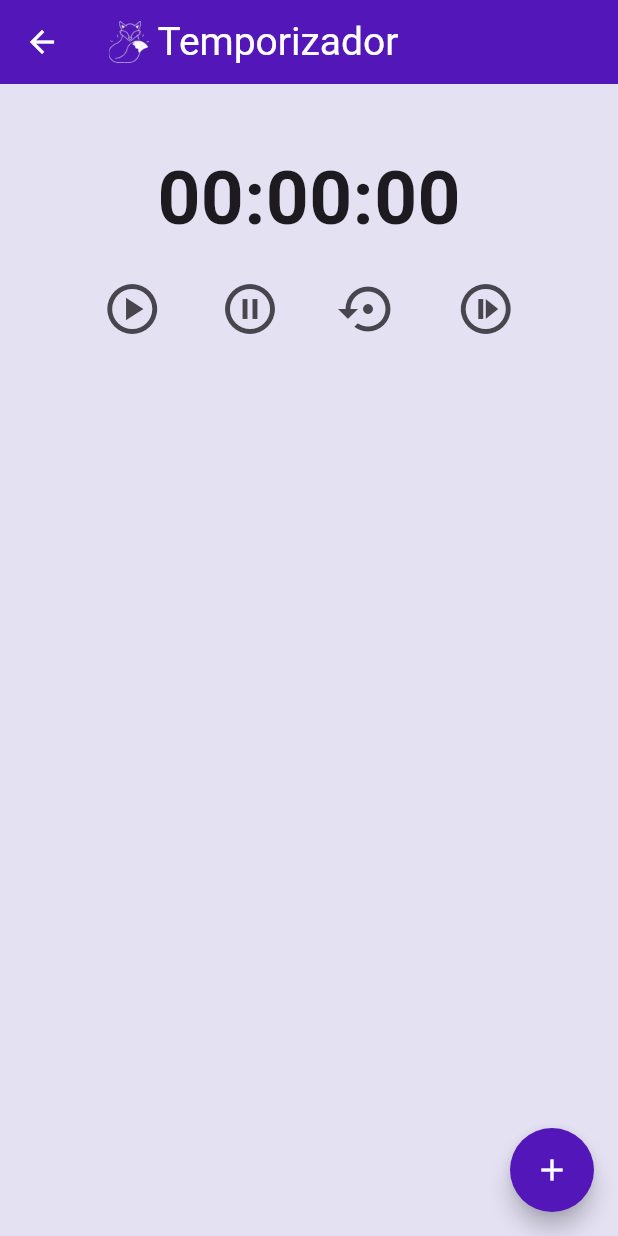
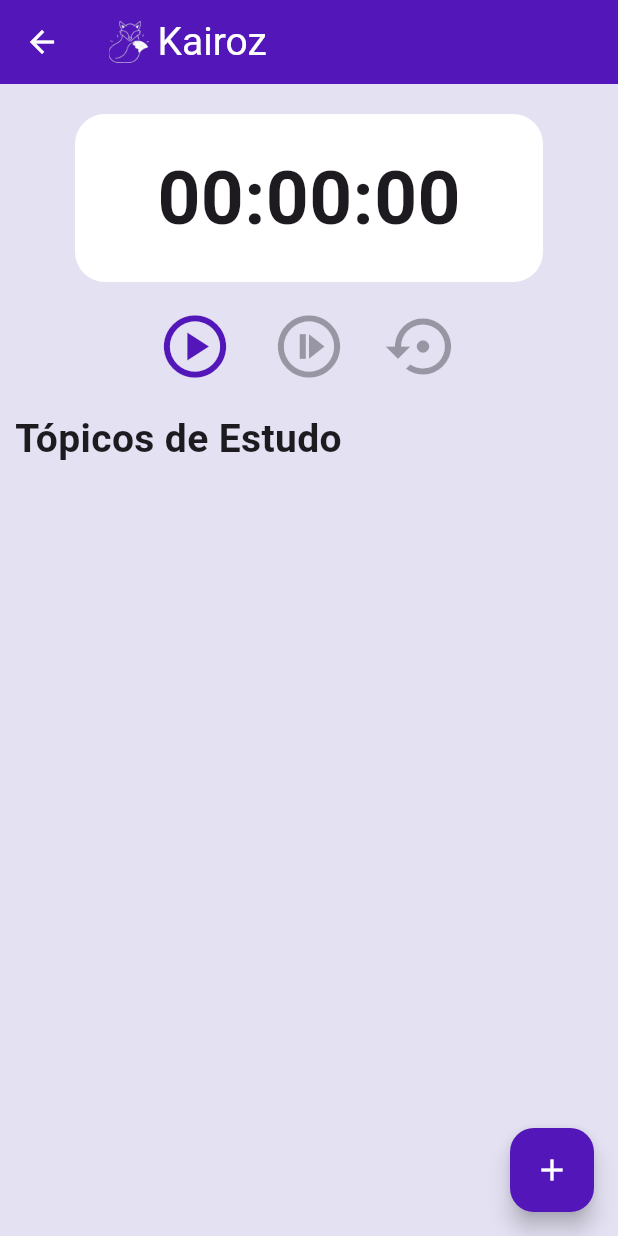
Before and after one commit to danielrocha28/Kairoz, a Flutter app: the HomePage screen opened by its route, after a tap on "Temporizador", on a phone screen of 412 x 824 dp. Run offline on Flutter 3.47's test engine with Material 3 defaults, Android fonts, the phone set to English and light mode, and no system bars; our stand-ins replace carousel_slider, fl_chart, flutter_dotenv, google_nav_bar, syncfusion_flutter_calendar, youtube_player_flutter.

Commit message:
Adição do novo timer e tópicos de estudo

```diff
--- a/kairoz_app/lib/main.dart
+++ b/kairoz_app/lib/main.dart
@@ -6,7 +6,6 @@ import 'package:kairoz/pages/profile_page.dart';
 import 'package:kairoz/pages/register_page.dart';
 import 'package:flutter_dotenv/flutter_dotenv.dart';
 import 'package:kairoz/pages/estudos_page.dart';
-import 'package:kairoz/pages/study_topics_page.dart';
 
 void main() async {
   await dotenv.load(fileName: ".env");
@@ -30,7 +29,6 @@ class MyApp extends StatelessWidget {
         '/home': (context) => const HomePage(),
         '/profile': (context) => const ProfilePage(),
         '/study': (context) => const EstudosPage(),
-        '/study-topics': (context) => const StudyTopicsPage(),
       },
       theme: ThemeData(
         colorScheme: ColorScheme.fromSeed(
--- a/kairoz_app/lib/pages/estudos_page.dart
+++ b/kairoz_app/lib/pages/estudos_page.dart
@@ -1,5 +1,5 @@
 import 'package:flutter/material.dart';
-import 'package:kairoz/pages/study_topics_page.dart';
+import 'package:kairoz/widgets/my_timer.dart';
 
 class EstudosPage extends StatefulWidget {
   const EstudosPage({super.key});
@@ -16,10 +16,8 @@ class _EstudosPageState extends State<EstudosPage> {
         padding: const EdgeInsets.all(25),
         child: ElevatedButton(
             onPressed: () {
-              Navigator.push(
-                  context,
-                  MaterialPageRoute(
-                      builder: (context) => const StudyTopicsPage()));
+              Navigator.push(context,
+                  MaterialPageRoute(builder: (context) => const MyStopwatch()));
             },
             child: const Text('Temporizador')),
       ),
--- a/kairoz_app/lib/pages/study_topics_page.dart
+++ /dev/null
@@ -1,97 +0,0 @@
-import 'package:flutter/material.dart';
-import 'package:kairoz/app_colors/app_colors.dart';
-import 'package:kairoz/widgets/my_appbar.dart';
-import 'package:kairoz/widgets/my_study_topic.dart';
-import 'package:kairoz/widgets/my_timer.dart';
-
-class StudyTopicsPage extends StatefulWidget {
-  const StudyTopicsPage({super.key});
-
-  @override
-  State<StudyTopicsPage> createState() => _StudyTopicsPageState();
-}
-
-class _StudyTopicsPageState extends State<StudyTopicsPage> {
-  late String topic; // Variável para armazenar o tópico inserido
-  List studyTopicsList = [];
-
-  // Função que mostra o pop-up para inserir um novo tópico
-  Future<void> showTopicDialog(BuildContext context) async {
-    TextEditingController controller =
-        TextEditingController(); // Controlador para o TextField
-
-    return showDialog(
-      context: context,
-      builder: (BuildContext context) {
-        return AlertDialog(
-          title: const Text('Digite um Tópico'),
-          content: TextField(
-            controller: controller,
-            decoration: const InputDecoration(hintText: 'Insira o tópico'),
-          ),
-          actions: [
-            TextButton(
-              onPressed: () {
-                Navigator.of(context).pop(); // Fecha o pop-up sem salvar
-              },
-              child: const Text('Cancelar'),
-            ),
-            TextButton(
-              onPressed: () {
-                setState(() {
-                  topic = controller
-                      .text; // Atribui o valor do controller à variável topic
-                  studyTopicsList
-                      .add([topic]); // Adiciona o novo tópico à lista
-                });
-                Navigator.of(context).pop(); // Fecha o pop-up
-              },
-              child: const Text('Salvar'),
-            ),
-          ],
-        );
-      },
-    );
-  }
-
-  @override
-  Widget build(BuildContext context) {
-    return Scaffold(
-      appBar: const MyAppBar(title: 'Temporizador'),
-      floatingActionButton: FloatingActionButton(
-        onPressed: () {
-          showTopicDialog(context); // Chama a função que mostra o pop-up
-        },
-        shape: RoundedRectangleBorder(
-          borderRadius: BorderRadius.circular(30),
-        ),
-        backgroundColor: kairozDarkPurple,
-        elevation: 6,
-        mini: false,
-        child: const Icon(
-          Icons.add,
-          color: Colors.white,
-        ),
-      ),
-      body: Container(
-        decoration: const BoxDecoration(color: kairozWhite),
-        child: Column(
-          children: [
-            const MyTimer(), // Timer widget
-            Expanded(
-              child: ListView.builder(
-                itemCount: studyTopicsList.length,
-                itemBuilder: (context, index) {
-                  return StudyTopic(
-                    topicName: studyTopicsList[index]
-                        [0], // Exibe o tópico na lista
-                  );
-                },
-              ),
-            ),
-          ],
-        ),
-      ),
-    );
-  }
-}
--- a/kairoz_app/lib/widgets/my_timer.dart
+++ b/kairoz_app/lib/widgets/my_timer.dart
@@ -1,102 +1,256 @@
 import 'package:flutter/material.dart';
+import 'dart:async';
 import 'package:kairoz/app_colors/app_colors.dart';
-import 'package:flutter_dotenv/flutter_dotenv.dart';
-import 'package:kairoz/services/timer_services.dart';
+import 'package:kairoz/widgets/my_appbar.dart';
 
-class MyTimer extends StatefulWidget {
-  const MyTimer({super.key});
+class StudyTopic extends StatelessWidget {
+  late String topicName;
+  String timerData = "00:00:00"; //valor total do tópico que vai vir do back
+  StudyTopic({super.key, required this.topicName, required this.timerData});
 
   @override
-  State<MyTimer> createState() => _MyTimerState();
+  Widget build(BuildContext context) {
+    return Padding(
+      padding: const EdgeInsets.fromLTRB(25, 25, 25, 0),
+      child: Container(
+        padding: const EdgeInsets.fromLTRB(25, 25, 25, 25),
+        decoration: const BoxDecoration(
+            color: kairozDarkPurple,
+            borderRadius: BorderRadius.all(Radius.circular(8))),
+        child: Row(
+          mainAxisAlignment: MainAxisAlignment.spaceBetween,
+          children: [
+            Text(
+              topicName,
+              style: const TextStyle(color: Colors.white),
+            ),
+            Text(
+              timerData,
+              style: const TextStyle(color: Colors.white),
+            ),
+          ],
+        ),
+      ),
+    );
+  }
 }
 
-class _MyTimerState extends State<MyTimer> {
-  late String hours;
-  late String minutes;
-  late String seconds;
-  bool isTimerRunning = false;
-  late TimerService _timerService;
+class MyStopwatch extends StatefulWidget {
+  const MyStopwatch({super.key});
+  @override
+  State<MyStopwatch> createState() => _MyStopwatch();
+}
+
+class _MyStopwatch extends State<MyStopwatch> {
+  int _seconds = 0;
+  int _minutes = 0;
+  int _hours = 0;
+  late Timer _timer;
+  bool _isRunning = false;
+  final List<String> _studyTopics = [];
+
+  // Controller para pegar o nome do tópico de estudo
+  final TextEditingController _controller = TextEditingController();
 
   @override
   void initState() {
     super.initState();
-    _timerService = TimerService(baseUrl: dotenv.env['BASE_URL']!);
-    hours = '00';
-    minutes = '00';
-    seconds = '00';
+  }
+
+  // Função para iniciar o temporizador
+  void _startTimer() {
+    _timer = Timer.periodic(const Duration(seconds: 1), (timer) {
+      setState(() {
+        _seconds++;
+        if (_seconds == 60) {
+          _seconds = 0;
+          _minutes++;
+        }
+        if (_minutes == 60) {
+          _minutes = 0;
+          _hours++;
+        }
+      });
+    });
+    setState(() {
+      _isRunning = true;
+    });
+  }
+
+  // Função para pausar o temporizador
+  void _pauseTimer() {
+    _timer.cancel();
+    setState(() {
+      _isRunning = false;
+    });
+  }
+
+  // Função para resetar o temporizador
+  void _resetTimer() {
+    _timer.cancel();
+    setState(() {
+      _isRunning = false;
+      _seconds = 0;
+      _minutes = 0;
+      _hours = 0;
+    });
+  }
+
+  // Função para adicionar um novo tópico de estudo
+  void _addStudyTopic() {
+    if (_controller.text.isNotEmpty) {
+      setState(() {
+        _studyTopics.add(_controller.text);
+        _controller.clear(); // Limpa o campo de entrada
+      });
+      Navigator.of(context).pop(); // Fecha o dialog após adicionar o tópico
+    }
+  }
+
+  // Função para mostrar o dialog para adicionar tópicos
+  void _showAddStudyTopicDialog() {
+    showDialog(
+      context: context,
+      builder: (context) {
+        return AlertDialog(
+          title: const Text('Adicionar Tópico de Estudo'),
+          content: TextField(
+            controller: _controller,
+            decoration: const InputDecoration(hintText: 'Digite o tópico'),
+          ),
+          actions: [
+            TextButton(
+              onPressed: () {
+                Navigator.of(context).pop(); // Fecha o dialog sem adicionar
+              },
+              child: const Text('Cancelar'),
+            ),
+            TextButton(
+              onPressed: _addStudyTopic,
+              child: const Text('Adicionar'),
+            ),
+          ],
+        );
+      },
+    );
+  }
+
+  @override
+  void dispose() {
+    _timer.cancel(); // Cancela o timer quando o widget for destruído
+    super.dispose();
   }
 
   @override
   Widget build(BuildContext context) {
-    return Container(
-      decoration: const BoxDecoration(color: kairozWhite),
-      child: Column(children: [
-        const SizedBox(
-          height: 40,
+    return Scaffold(
+      backgroundColor: kairozWhite,
+      appBar: const MyAppBar(title: 'Kairoz'),
+      body: Column(
+        children: [
+          // Exibe o tempo do cronômetro no topo
+          Padding(
+            padding: const EdgeInsets.fromLTRB(50, 20, 50, 0),
+            child: Container(
+              decoration: BoxDecoration(
+                  color: Colors.white, borderRadius: BorderRadius.circular(20)),
+              padding: const EdgeInsets.all(20.0),
+              child: Row(
+                mainAxisAlignment: MainAxisAlignment.center,
+                children: [
+                  Text(
+                    '${_hours.toString().padLeft(2, '0')}:',
+                    style: const TextStyle(
+                        fontSize: 50, fontWeight: FontWeight.w700),
                   ),
                   Text(
-          '$hours:$minutes:$seconds',
-          style: const TextStyle(fontSize: 50, fontWeight: FontWeight.w700),
+                    '${_minutes.toString().padLeft(2, '0')}:',
+                    style: const TextStyle(
+                        fontSize: 50, fontWeight: FontWeight.w700),
                   ),
-        const SizedBox(
-          height: 10,
+                  Text(
+                    _seconds.toString().padLeft(2, '0'),
+                    style: const TextStyle(
+                        fontSize: 50, fontWeight: FontWeight.w700),
                   ),
+                ],
+              ),
+            ),
+          ),
+
+          const SizedBox(height: 10),
+
+          // Botões para controlar o temporizador
           Row(
-          mainAxisAlignment: MainAxisAlignment.spaceEvenly,
+            mainAxisAlignment: MainAxisAlignment.center,
             children: [
-            const SizedBox(width: 15),
               IconButton(
-              icon: const Icon(Icons.play_circle_outlined, size: 40),
-              onPressed: () async {
-                print('Iniciando o timer...');
-                setState(() {
-                  isTimerRunning = true;
-                });
-                final postResponse =
-                    await _timerService.startTimer('1', 'Study for math exam');
-                print('Resposta do startTimer: $postResponse');
+                onPressed: (_hours == 0 &&
+                        _minutes == 0 &&
+                        _seconds == 0 &&
+                        !_isRunning)
+                    ? _startTimer
+                    : null,
+                icon: const Icon(Icons.play_circle_outlined, size: 50),
+                color: kairozDarkPurple,
+              ),
+              const SizedBox(width: 10),
+              IconButton(
+                onPressed: _isRunning
+                    ? _pauseTimer
+                    : (_hours != 0 || _minutes != 0 || _seconds != 0
+                        ? _startTimer
+                        : null),
+                icon: Icon(
+                  _isRunning
+                      ? Icons.pause_circle_outlined
+                      : Icons.not_started_outlined,
+                  size: 50,
+                ),
+                color: kairozDarkPurple,
+              ),
+              const SizedBox(width: 10),
+              IconButton(
+                onPressed:
+                    _isRunning || _hours != 0 || _minutes != 0 || _seconds != 0
+                        ? _resetTimer
+                        : null,
+                icon: const Icon(Icons.settings_backup_restore, size: 50),
+                color: kairozDarkPurple,
+              ),
+            ],
+          ),
+
+          const SizedBox(height: 10),
+
+          Container(
+            padding: const EdgeInsets.only(left: 10),
+            alignment: Alignment.topLeft,
+            child: const Text(
+              'Tópicos de Estudo',
+              style: TextStyle(fontSize: 26, fontWeight: FontWeight.w700),
+            ),
+          ),
+
+          // Lista de tópicos de estudo
+          Expanded(
+            child: ListView.builder(
+              itemCount: _studyTopics.length,
+              itemBuilder: (context, index) {
+                return StudyTopic(
+                  topicName: _studyTopics[index],
+                  timerData: '00:00:00',
+                );
               },
             ),
-            IconButton(
-              icon: const Icon(Icons.pause_circle_outlined, size: 40),
-              onPressed: () async {
-                print('Pausando o timer...');
-                final response = await _timerService.pauseTimer();
-                print('Resposta do pauseTimer: $response');
-                setState(() {
-                  isTimerRunning = false;
-                });
-              },
           ),
-            IconButton(
-              icon: const Icon(Icons.settings_backup_restore, size: 40),
-              onPressed: () async {
-                print('Retomando o timer...');
-                final response = await _timerService.resumeTimer();
-                print('Resposta do resumeTimer: $response');
-                setState(() {
-                  isTimerRunning = true;
-                });
-              },
-            ),
-            IconButton(
-              icon: const Icon(Icons.not_started_outlined, size: 40),
-              onPressed: () async {
-                print('Deletando o timer...');
-                final response = await _timerService.deleteTimer();
-                print('Resposta do deleteTimer: $response');
-                setState(() {
-                  isTimerRunning = false;
-                });
-              },
-            ),
-            const SizedBox(width: 15),
         ],
       ),
-        const SizedBox(
-          height: 10,
-        )
-      ]),
+      floatingActionButton: FloatingActionButton(
+        onPressed: _showAddStudyTopicDialog,
+        backgroundColor: kairozDarkPurple,
+        child: const Icon(Icons.add, color: Colors.white),
+      ),
     );
   }
 }
```
Lines whose indentation alone changed are shown as unchanged.
